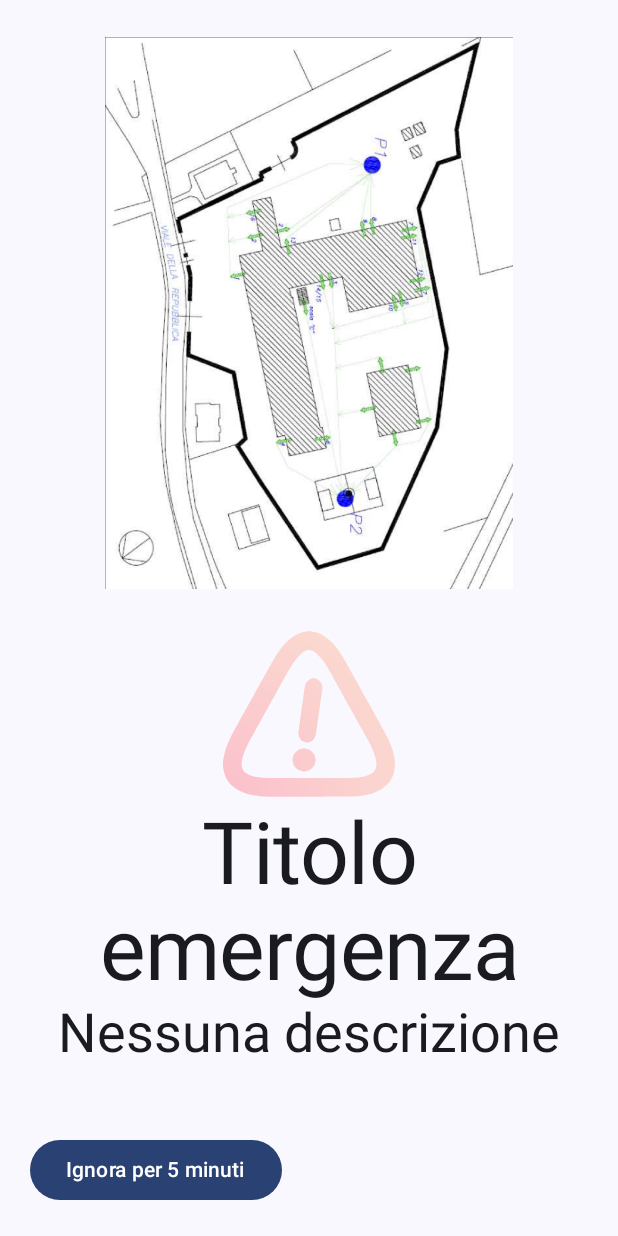
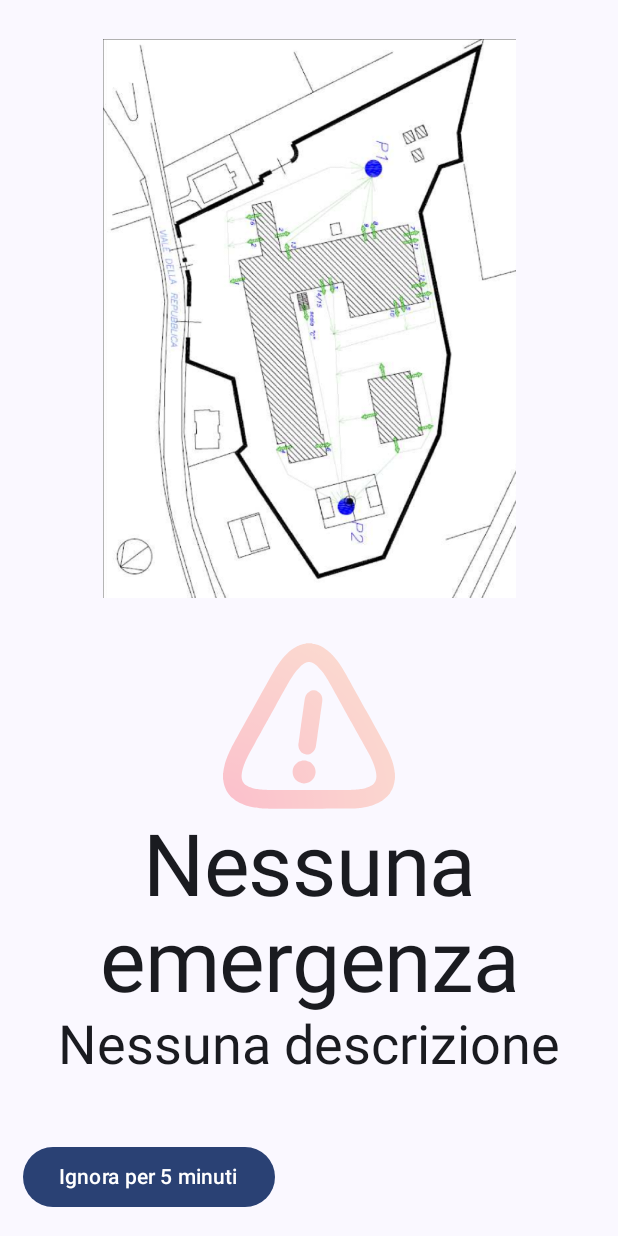
Before and after one commit to AmedeoAlf/SafetyApp, an Android app built with Jetpack Compose: the EmergencyActivity screen opened directly, with no data from a screen before it, on a phone screen of 412 x 824 dp. Run offline under Robolectric (Android 15) with nearby library versions, the phone set to English and light mode, and no system bars; 1 statement that could not run was skipped.

Commit message:
Pulizia dei polling per il controllo di molte proprietà

```diff
--- a/app/src/main/java/it/edu/iisfermisacconiceciap/safetyapp/Background.kt
+++ b/app/src/main/java/it/edu/iisfermisacconiceciap/safetyapp/Background.kt
@@ -10,7 +10,11 @@ import android.os.IBinder
 import android.os.PowerManager
 import android.os.PowerManager.WakeLock
 import android.provider.Settings
+import androidx.compose.runtime.getValue
+import androidx.compose.runtime.mutableStateOf
+import androidx.compose.runtime.setValue
 import androidx.core.app.NotificationCompat
+import androidx.lifecycle.MutableLiveData
 import java.time.Duration
 import java.time.Instant
 import java.util.Locale
@@ -20,10 +24,10 @@ import java.util.TimerTask
 class Background : Service() {
     companion object {
         var running: Background? = null
-        var currEmergency = "Titolo emergenza"
-        var currDescrizione = "Nessuna descrizione"
-        var isEmergency = false
-        var snoozeUntil: Instant = Instant.now()
+        var currEmergency by mutableStateOf("Nessuna emergenza")
+        var currDescrizione by mutableStateOf("Nessuna descrizione")
+        var isEmergency = MutableLiveData<Boolean>(false)
+        var snoozeUntil: Instant by mutableStateOf(Instant.now())
 
         // Stringa contente i secondi rimanenti di allarme disattivato, null => allarme in funzione
         fun getSnoozeLeft(): String? {
@@ -48,16 +52,15 @@ class Background : Service() {
     fun update() {
         wakeLock.acquire(10 * 60 * 1000L /*10 minutes*/)
         util.doRequest("requestSchoolStateJs.php") { response ->
-//            println(response.toString(0))
-            isEmergency = response.getInt("STATO") != 0
+            val receivedEmergency = (response.getInt("STATO") != 0)
+            if (isEmergency.value!! != receivedEmergency) isEmergency.value = receivedEmergency
             currEmergency = response.getString("MESSAGGIO")
             currDescrizione = response.getString("DESCRIZIONE")
 
-            if (isEmergency && Instant.now().isAfter(snoozeUntil)) startActivity(
+            if (receivedEmergency && Instant.now().isAfter(snoozeUntil)) startActivity(
                 Intent(
-                    this@Background,
-                    EmergencyActivity::class.java
-                ).addFlags(Intent.FLAG_ACTIVITY_SINGLE_TOP or Intent.FLAG_ACTIVITY_NEW_TASK)
+                    this@Background, EmergencyActivity::class.java
+                ).addFlags(Intent.FLAG_ACTIVITY_SINGLE_TOP or Intent.FLAG_ACTIVITY_NEW_TASK or Intent.FLAG_ACTIVITY_EXCLUDE_FROM_RECENTS)
             )
         }
     }
@@ -73,8 +76,7 @@ class Background : Service() {
 
     override fun onCreate() {
         wakeLock = getSystemService(PowerManager::class.java).newWakeLock(
-            PowerManager.PARTIAL_WAKE_LOCK,
-            "Background::Lock"
+            PowerManager.PARTIAL_WAKE_LOCK, "Background::Lock"
         )
 
         // È già in esecuzione un Background?
@@ -89,8 +91,8 @@ class Background : Service() {
 
         // Crea la notifica per il foreground service
         val notification = NotificationCompat.Builder(this, "overlay")
-            .setContentTitle("Disabilita questa notifica")
-            .setSmallIcon(R.drawable.warning).setContentIntent(
+            .setContentTitle("Disabilita questa notifica").setSmallIcon(R.drawable.warning)
+            .setContentIntent(
                 PendingIntent.getActivity(
                     this, 1, Intent(Settings.ACTION_CHANNEL_NOTIFICATION_SETTINGS).putExtra(
                         Settings.EXTRA_APP_PACKAGE,
--- a/app/src/main/java/it/edu/iisfermisacconiceciap/safetyapp/EmergencyActivity.kt
+++ b/app/src/main/java/it/edu/iisfermisacconiceciap/safetyapp/EmergencyActivity.kt
@@ -4,19 +4,14 @@ import android.os.Bundle
 import androidx.activity.ComponentActivity
 import androidx.activity.compose.setContent
 import androidx.activity.enableEdgeToEdge
-import androidx.compose.runtime.LaunchedEffect
-import kotlinx.coroutines.delay
 
 class EmergencyActivity : ComponentActivity() {
     override fun onCreate(savedInstanceState: Bundle?) {
         super.onCreate(savedInstanceState)
+        Background.isEmergency.observe(this) { if (!it) finish() }
         enableEdgeToEdge()
         setContent {
             EmergencyScreen()
-            LaunchedEffect(Unit) {
-                while (Background.isEmergency) delay(100)
-                finish()
-            }
         }
     }
 }
--- a/app/src/main/java/it/edu/iisfermisacconiceciap/safetyapp/EmergencyScreen.kt
+++ b/app/src/main/java/it/edu/iisfermisacconiceciap/safetyapp/EmergencyScreen.kt
@@ -48,10 +48,7 @@ import java.time.Instant
 @Composable
 fun EmergencyScreen() {
     SafetyAppTheme {
-        var emergency by remember { mutableStateOf(Background.currEmergency) }
-        var desc by remember { mutableStateOf(Background.currDescrizione) }
         var timeLeft by remember { mutableStateOf(getSnoozeLeft()) }
-
         val orientation = LocalConfiguration.current.orientation
 //        var timeLeft by remember { mutableStateOf(Background.getSnoozeLeft()) }
 
@@ -63,7 +60,7 @@ fun EmergencyScreen() {
                     Row(horizontalArrangement = Arrangement.SpaceEvenly) {
                         Button(
                             { snoozeUntil = Instant.now().plusSeconds(60 * 5) },
-                            Modifier.padding(20.dp)
+                            Modifier.padding(15.dp)
                         ) {
                             Text("Ignora per 5 minuti")
                         }
@@ -71,11 +68,13 @@ fun EmergencyScreen() {
                             "L'allarme non verrà mostrato per $timeLeft",
                             Modifier
                                 .align(Alignment.CenterVertically)
-                                .padding(20.dp)
+                                .padding(15.dp)
                         )
                     }
                 }) {
-                val mod = Modifier.fillMaxSize().padding(it)
+                val mod = Modifier
+                    .fillMaxSize()
+                    .padding(it)
                 when (orientation) {
                     Configuration.ORIENTATION_LANDSCAPE -> {
                         Row(mod, Arrangement.SpaceEvenly, Alignment.CenterVertically) {
@@ -84,17 +83,18 @@ fun EmergencyScreen() {
                                     .fillMaxHeight()
                                     .fillMaxWidth(0.4f)
                             )
-                            EmergencyDisplay(emergency, desc)
+                            EmergencyDisplay()
                         }
                     }
+
                     else -> {
                         Column(mod, Arrangement.SpaceEvenly, Alignment.CenterHorizontally) {
                             EmergencyPlan(
                                 Modifier
+                                    .fillMaxHeight(0.5f)
                                     .fillMaxWidth()
-                                    .fillMaxHeight(0.5f)
                             )
-                            EmergencyDisplay(emergency, desc)
+                            EmergencyDisplay()
                         }
                     }
                 }
@@ -103,8 +103,6 @@ fun EmergencyScreen() {
         LaunchedEffect(key1 = Unit, block = {
             while (true) {
                 delay(200)
-                emergency = Background.currEmergency
-                desc = Background.currDescrizione
                 timeLeft = getSnoozeLeft()
             }
         })
@@ -112,7 +110,7 @@ fun EmergencyScreen() {
 }
 
 @Composable
-fun EmergencyDisplay(title: String, description: String, modifier: Modifier = Modifier) {
+fun EmergencyDisplay(modifier: Modifier = Modifier) {
     Column(
         modifier = modifier,
         verticalArrangement = Arrangement.Center,
@@ -135,12 +133,12 @@ fun EmergencyDisplay(title: String, description: String, modifier: Modifier = Mo
                 .alpha(blink)
         )
         Text(
-            title,
+            Background.currEmergency,
             style = MaterialTheme.typography.displayLarge,
             textAlign = TextAlign.Center
         )
         Text(
-            description, style = MaterialTheme.typography.displaySmall,
+            Background.currDescrizione, style = MaterialTheme.typography.displaySmall,
             textAlign = TextAlign.Center
         )
     }
```
Also changed, not shown: app/src/main/java/it/edu/iisfermisacconiceciap/safetyapp/SuccessScreen.kt (+2 -10 lines).
